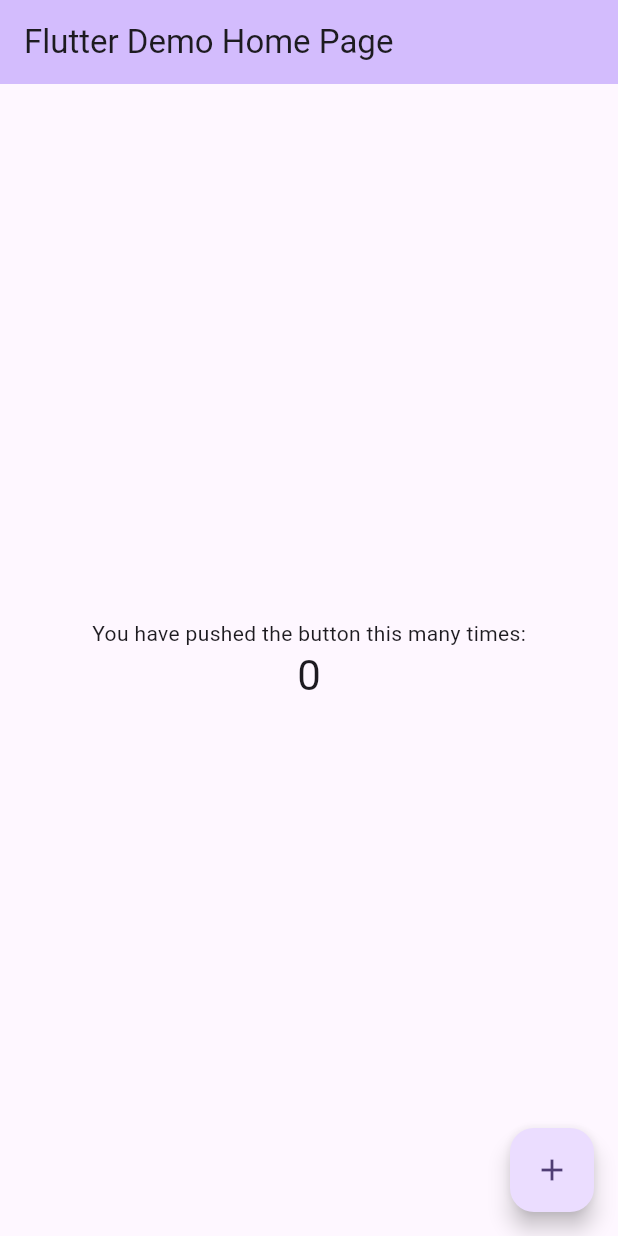
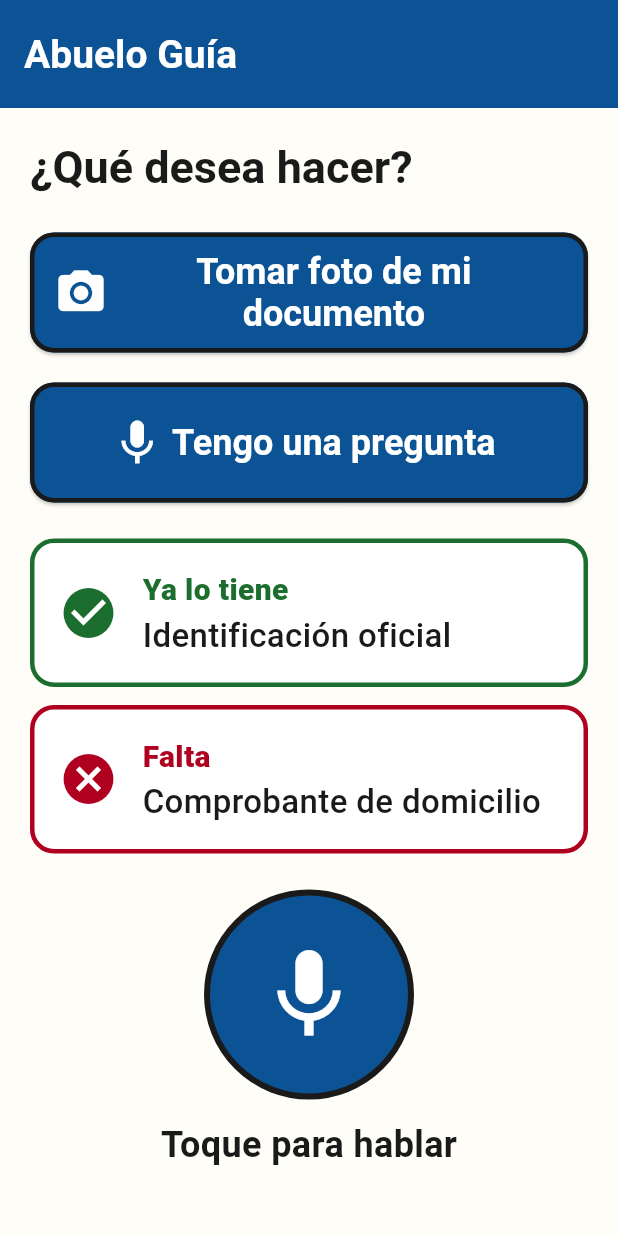
Before and after one commit to EmilianoPerezz/Abuelo-Guia, a Flutter app: the screen it shows after launch, on a phone screen of 412 x 824 dp. Run offline on Flutter 3.47's test engine with Material 3 defaults, Android fonts, the phone set to English and light mode, and no system bars.

Commit message:
Primera version con la pantalla de inicio diseñada

```diff
--- a/lib/main.dart
+++ b/lib/main.dart
@@ -1,122 +1,62 @@
-import 'package:material_ui/material_ui.dart';
+import 'package:flutter/material.dart';
+import 'theme/app_theme.dart';
+import 'widgets/big_button.dart';
+import 'widgets/result_card.dart';
+import 'widgets/voice_button.dart';
 
-void main() {
-  runApp(const MyApp());
-}
+void main() => runApp(const AbueloGuiaApp());
 
-class MyApp extends StatelessWidget {
-  const MyApp({super.key});
+class AbueloGuiaApp extends StatelessWidget {
+  const AbueloGuiaApp({super.key});
 
-  // This widget is the root of your application.
   @override
   Widget build(BuildContext context) {
     return MaterialApp(
-      title: 'Flutter Demo',
-      theme: ThemeData(
-        // This is the theme of your application.
-        //
-        // TRY THIS: Try running your application with "flutter run". You'll see
-        // the application has a purple toolbar. Then, without quitting the app,
-        // try changing the seedColor in the colorScheme below to Colors.green
-        // and then invoke "hot reload" (save your changes or press the "hot
-        // reload" button in a Flutter-supported IDE, or press "r" if you used
-        // the command line to start the app).
-        //
-        // Notice that the counter didn't reset back to zero; the application
-        // state is not lost during the reload. To reset the state, use hot
-        // restart instead.
-        //
-        // This works for code too, not just values: Most code changes can be
-        // tested with just a hot reload.
-        colorScheme: .fromSeed(seedColor: Colors.deepPurple),
-      ),
-      home: const MyHomePage(title: 'Flutter Demo Home Page'),
+      title: 'Abuelo Guía',
+      debugShowCheckedModeBanner: false,
+      theme: AppTheme.light,
+      home: const PruebaScreen(),
     );
   }
 }
 
-class MyHomePage extends StatefulWidget {
-  const MyHomePage({super.key, required this.title});
-
-  // This widget is the home page of your application. It is stateful, meaning
-  // that it has a State object (defined below) that contains fields that affect
-  // how it looks.
-
-  // This class is the configuration for the state. It holds the values (in this
-  // case the title) provided by the parent (in this case the App widget) and
-  // used by the build method of the State. Fields in a Widget subclass are
-  // always marked "final".
-
-  final String title;
-
-  @override
-  State<MyHomePage> createState() => _MyHomePageState();
-}
-
-class _MyHomePageState extends State<MyHomePage> {
-  int _counter = 0;
-
-  void _incrementCounter() {
-    setState(() {
-      // This call to setState tells the Flutter framework that something has
-      // changed in this State, which causes it to rerun the build method below
-      // so that the display can reflect the updated values. If we changed
-      // _counter without calling setState(), then the build method would not be
-      // called again, and so nothing would appear to happen.
-      _counter++;
-    });
-  }
+class PruebaScreen extends StatelessWidget {
+  const PruebaScreen({super.key});
 
   @override
   Widget build(BuildContext context) {
-    // This method is rerun every time setState is called, for instance as done
-    // by the _incrementCounter method above.
-    //
-    // The Flutter framework has been optimized to make rerunning build methods
-    // fast, so that you can just rebuild anything that needs updating rather
-    // than having to individually change instances of widgets.
     return Scaffold(
-      appBar: AppBar(
-        // TRY THIS: Try changing the color here to a specific color (to
-        // Colors.amber, perhaps?) and trigger a hot reload to see the AppBar
-        // change color while the other colors stay the same.
-        backgroundColor: Theme.of(context).colorScheme.inversePrimary,
-        // Here we take the value from the MyHomePage object that was created by
-        // the App.build method, and use it to set our appbar title.
-        title: Text(widget.title),
-      ),
-      body: Center(
-        // Center is a layout widget. It takes a single child and positions it
-        // in the middle of the parent.
+      appBar: AppBar(title: const Text('Abuelo Guía')),
+      body: SingleChildScrollView(
+        padding: const EdgeInsets.all(20),
         child: Column(
-          // Column is also a layout widget. It takes a list of children and
-          // arranges them vertically. By default, it sizes itself to fit its
-          // children horizontally, and tries to be as tall as its parent.
-          //
-          // Column has various properties to control how it sizes itself and
-          // how it positions its children. Here we use mainAxisAlignment to
-          // center the children vertically; the main axis here is the vertical
-          // axis because Columns are vertical (the cross axis would be
-          // horizontal).
-          //
-          // TRY THIS: Invoke "debug painting" (choose the "Toggle Debug Paint"
-          // action in the IDE, or press "p" in the console), to see the
-          // wireframe for each widget.
-          mainAxisAlignment: .center,
+          crossAxisAlignment: CrossAxisAlignment.start,
           children: [
-            const Text('You have pushed the button this many times:'),
-            Text(
-              '$_counter',
-              style: Theme.of(context).textTheme.headlineMedium,
+            Text('¿Qué desea hacer?',
+                style: Theme.of(context).textTheme.headlineMedium),
+            const SizedBox(height: 24),
+            BigButton(
+              texto: 'Tomar foto de mi documento',
+              icono: Icons.camera_alt,
+              onPressed: () {},
+            ),
+            const SizedBox(height: 20),
+            BigButton(
+              texto: 'Tengo una pregunta',
+              icono: Icons.mic,
+              onPressed: () {},
+            ),
+            const SizedBox(height: 24),
+            const ResultCard(texto: 'Identificación oficial', completo: true),
+            const SizedBox(height: 12),
+            const ResultCard(texto: 'Comprobante de domicilio', completo: false),
+            const SizedBox(height: 24),
+            Center(
+              child: VoiceButton(escuchando: false, onPressed: () {}),
             ),
           ],
         ),
       ),
-      floatingActionButton: FloatingActionButton(
-        onPressed: _incrementCounter,
-        tooltip: 'Increment',
-        child: const Icon(Icons.add),
-      ),
     );
   }
 }
--- /dev/null
+++ b/lib/theme/app_colors.dart
@@ -0,0 +1,11 @@
+import 'package:flutter/material.dart';
+
+class AppColors {
+  static const Color texto = Color(0xFF1A1A1A);
+  static const Color fondo = Color(0xFFFFFDF7);
+  static const Color primario = Color(0xFF0B5394);
+  static const Color sobrePrimario = Color(0xFFFFFFFF);
+  static const Color error = Color(0xFFB00020);
+  static const Color exito = Color(0xFF1B6E2E);
+  static const Color borde = Color(0xFF1A1A1A);
+}
--- /dev/null
+++ b/lib/theme/app_theme.dart
@@ -0,0 +1,36 @@
+import 'package:flutter/material.dart';
+import 'app_colors.dart';
+
+class AppTheme {
+  static ThemeData get light => ThemeData(
+        scaffoldBackgroundColor: AppColors.fondo,
+        colorScheme: ColorScheme.fromSeed(
+          seedColor: AppColors.primario,
+          primary: AppColors.primario,
+          onPrimary: AppColors.sobrePrimario,
+          error: AppColors.error,
+        ),
+        textTheme: const TextTheme(
+          headlineMedium: TextStyle(
+              fontSize: 30, fontWeight: FontWeight.w700, color: AppColors.texto),
+          titleLarge: TextStyle(
+              fontSize: 26, fontWeight: FontWeight.w600, color: AppColors.texto),
+          bodyLarge: TextStyle(
+              fontSize: 22,
+              height: 1.5,
+              fontWeight: FontWeight.w500,
+              color: AppColors.texto),
+          bodyMedium: TextStyle(
+              fontSize: 20,
+              height: 1.5,
+              fontWeight: FontWeight.w500,
+              color: AppColors.texto),
+        ),
+        appBarTheme: const AppBarTheme(
+          backgroundColor: AppColors.primario,
+          foregroundColor: AppColors.sobrePrimario,
+          titleTextStyle: TextStyle(fontSize: 26, fontWeight: FontWeight.w700),
+          toolbarHeight: 72,
+        ),
+      );
+}
--- /dev/null
+++ b/lib/widgets/big_button.dart
@@ -0,0 +1,44 @@
+import 'package:flutter/material.dart';
+import '../theme/app_colors.dart';
+
+class BigButton extends StatelessWidget {
+  final String texto;
+  final IconData icono;
+  final VoidCallback onPressed;
+  final Color color;
+
+  const BigButton({
+    super.key,
+    required this.texto,
+    required this.icono,
+    required this.onPressed,
+    this.color = AppColors.primario,
+  });
+
+  @override
+  Widget build(BuildContext context) {
+    return Semantics(
+      button: true,
+      label: texto,
+      child: SizedBox(
+        width: double.infinity,
+        height: 80,
+        child: ElevatedButton.icon(
+          onPressed: onPressed,
+          icon: Icon(icono, size: 36),
+          label: Text(texto, textAlign: TextAlign.center),
+          style: ElevatedButton.styleFrom(
+            backgroundColor: color,
+            foregroundColor: AppColors.sobrePrimario,
+            textStyle:
+                const TextStyle(fontSize: 24, fontWeight: FontWeight.w700),
+            side: const BorderSide(color: AppColors.borde, width: 3),
+            shape: RoundedRectangleBorder(
+              borderRadius: BorderRadius.circular(16),
+            ),
+          ),
+        ),
+      ),
+    );
+  }
+}
--- /dev/null
+++ b/lib/widgets/result_card.dart
@@ -0,0 +1,63 @@
+import 'package:flutter/material.dart';
+import '../theme/app_colors.dart';
+
+class ResultCard extends StatelessWidget {
+  final String texto;
+  final bool completo;
+
+  const ResultCard({
+    super.key,
+    required this.texto,
+    required this.completo,
+  });
+
+  @override
+  Widget build(BuildContext context) {
+    final color = completo ? AppColors.exito : AppColors.error;
+    final icono = completo ? Icons.check_circle : Icons.cancel;
+    final etiqueta = completo ? 'Ya lo tiene' : 'Falta';
+
+    return Semantics(
+      label: '$etiqueta: $texto',
+      child: Container(
+        width: double.infinity,
+        padding: const EdgeInsets.all(16),
+        decoration: BoxDecoration(
+          color: Colors.white,
+          border: Border.all(color: color, width: 3),
+          borderRadius: BorderRadius.circular(16),
+        ),
+        child: Row(
+          children: [
+            Icon(icono, color: color, size: 40),
+            const SizedBox(width: 16),
+            Expanded(
+              child: Column(
+                crossAxisAlignment: CrossAxisAlignment.start,
+                children: [
+                  Text(
+                    etiqueta,
+                    style: TextStyle(
+                      fontSize: 20,
+                      fontWeight: FontWeight.w800,
+                      color: color,
+                    ),
+                  ),
+                  Text(
+                    texto,
+                    style: const TextStyle(
+                      fontSize: 22,
+                      height: 1.4,
+                      fontWeight: FontWeight.w500,
+                      color: AppColors.texto,
+                    ),
+                  ),
+                ],
+              ),
+            ),
+          ],
+        ),
+      ),
+    );
+  }
+}
--- /dev/null
+++ b/lib/widgets/voice_button.dart
@@ -0,0 +1,54 @@
+import 'package:flutter/material.dart';
+import '../theme/app_colors.dart';
+
+class VoiceButton extends StatelessWidget {
+  final bool escuchando;
+  final VoidCallback onPressed;
+
+  const VoiceButton({
+    super.key,
+    required this.escuchando,
+    required this.onPressed,
+  });
+
+  @override
+  Widget build(BuildContext context) {
+    final color = escuchando ? AppColors.error : AppColors.primario;
+
+    return Column(
+      mainAxisSize: MainAxisSize.min,
+      children: [
+        Semantics(
+          button: true,
+          label: escuchando ? 'Dejar de escuchar' : 'Hablar',
+          child: GestureDetector(
+            onTap: onPressed,
+            child: Container(
+              width: 140,
+              height: 140,
+              decoration: BoxDecoration(
+                color: color,
+                shape: BoxShape.circle,
+                border: Border.all(color: AppColors.borde, width: 4),
+              ),
+              child: Icon(
+                escuchando ? Icons.stop : Icons.mic,
+                size: 72,
+                color: AppColors.sobrePrimario,
+              ),
+            ),
+          ),
+        ),
+        const SizedBox(height: 12),
+        Text(
+          escuchando ? 'Escuchando...' : 'Toque para hablar',
+          style: const TextStyle(
+            fontSize: 24,
+            fontWeight: FontWeight.w700,
+            color: AppColors.texto,
+          ),
+        ),
+      ],
+    );
+  }
+}
```
